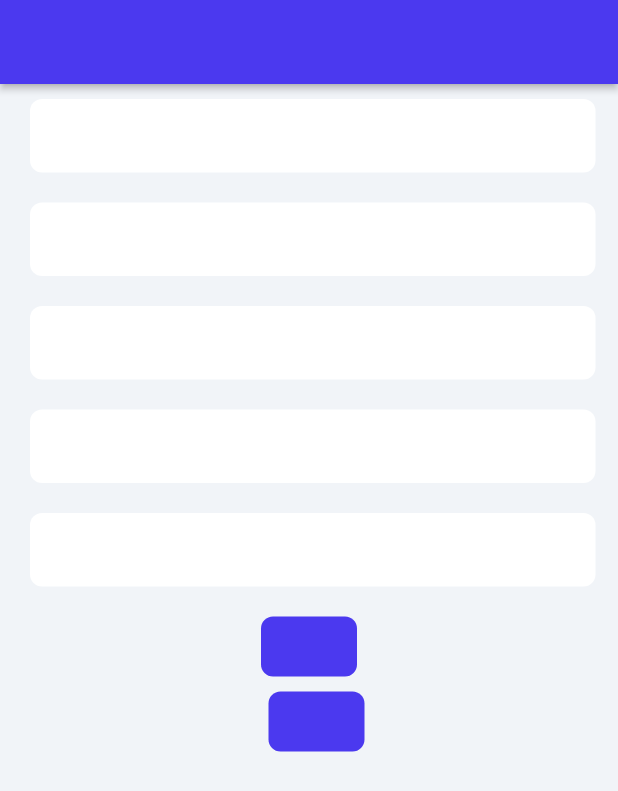
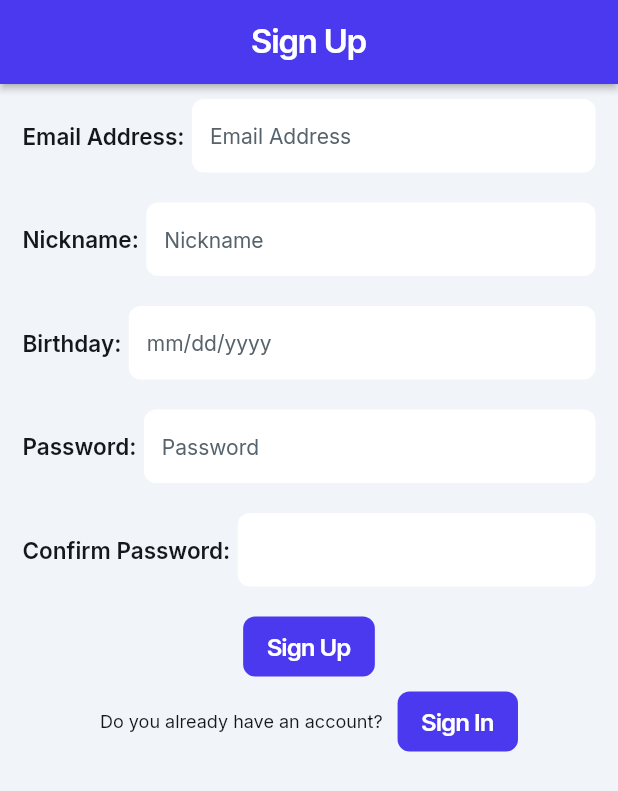
Before and after one commit to mhlebens/G5_SC703_JN_Proyecto, a Flutter app: the SignupPageWidget screen opened by its route, on a phone screen of 412 x 824 dp. Shown: the top 791 px of the screen. Run offline on Flutter 3.47's test engine with Material 3 defaults, Android fonts, the phone set to English and light mode, and no system bars; drawn by our look-alikes of auto_size_text; our stand-ins replace cloud_firestore, dropdown_button2, equatable, firebase_auth, firebase_core, font_awesome_flutter and 10 more; missing offline and left inert: encrypt, json_path, mime_type; accounts and stored records are empty.

Commit message:
Le hice unos cambios en el SignUp page

```diff
--- a/lib/flutter_flow/internationalization.dart
+++ b/lib/flutter_flow/internationalization.dart
@@ -147,75 +147,75 @@ final kTranslationsMap = <Map<String, Map<String, String>>>[
   // SignupPage
   {
     'dfd1xovg': {
-      'es': 'Email Address:',
-      'en': '',
+      'es': 'Correo Electrónico:',
+      'en': 'Email Address:',
     },
     'spgedsmy': {
-      'es': 'Email Address',
-      'en': '',
+      'es': 'Correo Electrónico',
+      'en': 'Email Address',
     },
     'qosu3v3v': {
-      'es': 'Nickname:',
-      'en': '',
+      'es': 'Apodo:',
+      'en': 'Nickname:',
     },
     'kd7q5mbl': {
-      'es': 'Nickname',
-      'en': '',
+      'es': 'Apodo',
+      'en': 'Nickname',
     },
     'oe5px983': {
-      'es': 'Birthday:',
-      'en': '',
+      'es': 'Fecha Nacimiento:',
+      'en': 'Birthday:',
     },
     'n2wx762i': {
       'es': 'mm/dd/yyyy',
-      'en': '',
+      'en': 'mm/dd/yyyy',
     },
     'fehml6yb': {
-      'es': 'Password:',
-      'en': '',
+      'es': 'Contraseña:',
+      'en': 'Password:',
     },
     'su9rl1op': {
-      'es': 'Password',
-      'en': '',
+      'es': 'Contraseña',
+      'en': 'Password',
     },
     'u8xysqrh': {
-      'es': 'Confirm Password:',
-      'en': '',
+      'es': 'Confirmar Contraseña:',
+      'en': 'Confirm Password:',
     },
-    '8ebn7s1x': {
-      'es': 'Confirm Password',
+    '8nhau7xp': {
+      'es': 'Confirmar Contraseña',
       'en': '',
     },
     'a8s9ap5s': {
-      'es': 'Sign Up',
-      'en': '',
+      'es': 'Registrar',
+      'en': 'Sign Up',
     },
     'nveey1ei': {
-      'es': 'Do you already have an account?',
-      'en': '',
+      'es': '¿Ya tienes una cuenta?',
+      'en': 'Do you already have an account?',
     },
     'r6rnbe99': {
-      'es': 'Sign In',
-      'en': '',
+      'es': 'Iniciar Sesión',
+      'en': 'Sign In',
     },
     'l6ns4b0t': {
-      'es': 'Sign up',
-      'en': '',
+      'es': 'Registrarse',
+      'en': 'Sign Up',
     },
     'bqnsaige': {
       'es': 'Home',
-      'en': '',
+      'en': 'Home',
     },
   },
   // HomePage
   {
     '401bi2um': {
       'es': 'Page Title',
-      'en': '',
+      'en': 'Page Title',
     },
     'jfztf6ry': {
       'es': 'Home',
-      'en': '',
+      'en': 'Home',
     },
   },
   // ReservaCanchaPage
@@ -226,67 +226,67 @@ final kTranslationsMap = <Map<String, Map<String, String>>>[
     },
     '0vjcmjce': {
       'es': 'Select...',
-      'en': '',
+      'en': 'Select...',
     },
     'jxm2w6bm': {
       'es': 'Search...',
-      'en': '',
+      'en': 'Search...',
     },
     'h3oemlo0': {
       'es': '08:00 AM',
-      'en': '',
+      'en': '08:00 AM',
     },
     'aimph3to': {
       'es': '09:00 AM',
-      'en': '',
+      'en': '09:00 AM',
     },
     'ppwspc54': {
       'es': '10:00 AM',
-      'en': '',
+      'en': '10:00 AM',
     },
     'a3o02afl': {
       'es': 'Select...',
-      'en': '',
+      'en': 'Select...',
     },
     '4q2uy5ex': {
       'es': 'Search...',
-      'en': '',
+      'en': 'Search...',
     },
     'h524yv8o': {
       'es': 'Cancha de Fulbol 1',
-      'en': '',
+      'en': 'Soccer Field 1',
     },
     'xx3cuxdt': {
       'es': 'Cancha de Fulbol 2',
-      'en': '',
+      'en': 'Soccer Field 2',
     },
     'pl8op1nu': {
       'es': 'Cancha de Basketball 3',
-      'en': '',
+      'en': 'Basketball Court 3',
     },
     'u3i11175': {
       'es': 'Selecciona implementos deportivos',
-      'en': '',
+      'en': 'Select sports equipment',
     },
     '5jj5tti7': {
       'es': 'Balón de fútbol',
-      'en': '',
+      'en': 'Soccer ball',
     },
     'z86m6i4i': {
       'es': 'Balón de basquetball\n',
-      'en': '',
+      'en': 'Basketball',
     },
     'pf3brk9r': {
       'es': 'Reservar',
-      'en': '',
+      'en': 'Reserve',
     },
     '8l9fedx8': {
       'es': 'Reserva de Canchas',
-      'en': 'Recover Password',
+      'en': 'Court Reservation',
     },
     'dqs42ah2': {
       'es': 'Home',
-      'en': '',
+      'en': 'Home',
     },
   },
   // SignIn
@@ -297,7 +297,7 @@ final kTranslationsMap = <Map<String, Map<String, String>>>[
     },
     'ueeyayiu': {
       'es': 'Correo Electrónico',
-      'en': '',
+      'en': 'Email',
     },
     '7zfh4e4o': {
       'es': 'Contraseña',
@@ -309,19 +309,19 @@ final kTranslationsMap = <Map<String, Map<String, String>>>[
     },
     '6t144ncf': {
       'es': 'Iniciar Sesión',
-      'en': 'SignIn',
+      'en': 'Login',
     },
     'nuztd9am': {
       'es': 'No tienes cuenta todavia?',
-      'en': 'Don\'t you have an account yet?',
+      'en': 'Don\'t have an account yet?',
     },
     'pdjw48cq': {
       'es': 'Registrarte',
-      'en': 'Signup',
+      'en': 'Register',
     },
     'gea4whqa': {
       'es': 'Olvidaste la contraseña?',
-      'en': 'Do you forget the password?',
+      'en': 'Forgot your password?',
     },
     'mtw8uf0y': {
       'es': 'Nueva Contraseña',
@@ -329,11 +329,11 @@ final kTranslationsMap = <Map<String, Map<String, String>>>[
     },
     'z6cfljwf': {
       'es': 'Iniciar sesión',
-      'en': 'Recover Password',
+      'en': 'Login',
     },
     'vjxa2za5': {
       'es': 'Home',
-      'en': '',
+      'en': 'Home',
     },
   },
   // ResetPassword
@@ -348,7 +348,7 @@ final kTranslationsMap = <Map<String, Map<String, String>>>[
     },
     'tbw6846f': {
       'es': 'Enviar correo de recuperación',
-      'en': 'Send recovery email ',
+      'en': 'Send recovery email',
     },
     'ymky6iep': {
       'es': 'Recuperar Contraseña',
@@ -356,29 +356,29 @@ final kTranslationsMap = <Map<String, Map<String, String>>>[
     },
     'iqu6hoyz': {
       'es': 'Home',
-      'en': '',
+      'en': 'Home',
     },
   },
   // ReservasReali
   {
     'w67neuji': {
       'es': 'Reservas Realizadas',
-      'en': 'Recover Password',
+      'en': 'Reservations Made',
     },
     '4ddaxpxm': {
       'es': 'Home',
-      'en': '',
+      'en': 'Home',
     },
   },
   // MisReservasPage
   {
     'w0ulhm7d': {
       'es': 'Mis Reservas',
-      'en': 'Recover Password',
+      'en': 'Court Reservation',
     },
     'ss1ptnxe': {
       'es': 'Home',
-      'en': '',
+      'en': 'Home',
     },
   },
   // Miscellaneous
--- a/lib/flutter_flow/nav/nav.dart
+++ b/lib/flutter_flow/nav/nav.dart
@@ -76,14 +76,13 @@ GoRouter createRouter(AppStateNotifier appStateNotifier) => GoRouter(
       refreshListenable: appStateNotifier,
       navigatorKey: appNavigatorKey,
       errorBuilder: (context, state) =>
-          appStateNotifier.loggedIn ? SignInWidget() : ResetPasswordWidget(),
+          appStateNotifier.loggedIn ? SignInWidget() : HomePageWidget(),
       routes: [
         FFRoute(
           name: '_initialize',
           path: '/',
-          builder: (context, _) => appStateNotifier.loggedIn
-              ? SignInWidget()
-              : ResetPasswordWidget(),
+          builder: (context, _) =>
+              appStateNotifier.loggedIn ? SignInWidget() : HomePageWidget(),
         ),
         FFRoute(
           name: SignupPageWidget.routeName,
@@ -289,7 +288,7 @@ class FFRoute {
 
           if (requireAuth && !appStateNotifier.loggedIn) {
             appStateNotifier.setRedirectLocationIfUnset(state.uri.toString());
-            return '/resetPassword';
+            return '/homePage';
           }
           return null;
         },
--- a/lib/index.dart
+++ b/lib/index.dart
@@ -1,12 +1,10 @@
 // Export pages
 export '/pages/signup_page/signup_page_widget.dart' show SignupPageWidget;
 export '/pages/home_page/home_page_widget.dart' show HomePageWidget;
-export '/pages/reserva_cancha_page/reserva_cancha_page_widget.dart'
+export '/reserva_cancha_page/reserva_cancha_page_widget.dart'
     show ReservaCanchaPageWidget;
 export '/pages/sign_in/sign_in_widget.dart' show SignInWidget;
-export '/pages/reset_password/reset_password_widget.dart'
-    show ResetPasswordWidget;
-export '/pages/reservas_reali/reservas_reali_widget.dart'
-    show ReservasRealiWidget;
-export '/pages/mis_reservas_page/mis_reservas_page_widget.dart'
+export '/reset_password/reset_password_widget.dart' show ResetPasswordWidget;
+export '/reservas_reali/reservas_reali_widget.dart' show ReservasRealiWidget;
+export '/mis_reservas_page/mis_reservas_page_widget.dart'
     show MisReservasPageWidget;
--- a/lib/pages/signup_page/signup_page_widget.dart
+++ b/lib/pages/signup_page/signup_page_widget.dart
@@ -70,7 +70,7 @@ class _SignupPageWidgetState extends State<SignupPageWidget> {
             alignment: AlignmentDirectional(0.0, 0.0),
             child: Text(
               FFLocalizations.of(context).getText(
-                'l6ns4b0t' /* Sign up */,
+                'l6ns4b0t' /* Registrarse */,
               ),
               textAlign: TextAlign.center,
               style: FlutterFlowTheme.of(context).headlineMedium.override(
@@ -107,7 +107,7 @@ class _SignupPageWidgetState extends State<SignupPageWidget> {
                   children: [
                     Text(
                       FFLocalizations.of(context).getText(
-                        'dfd1xovg' /* Email Address: */,
+                        'dfd1xovg' /* Correo Electrónico: */,
                       ),
                       style: FlutterFlowTheme.of(context).bodyMedium.override(
                             font: GoogleFonts.inter(
@@ -155,7 +155,7 @@ class _SignupPageWidgetState extends State<SignupPageWidget> {
                                       .fontStyle,
                                 ),
                             hintText: FFLocalizations.of(context).getText(
-                              'spgedsmy' /* Email Address */,
+                              'spgedsmy' /* Correo Electrónico */,
                             ),
                             hintStyle: FlutterFlowTheme.of(context)
                                 .labelMedium
@@ -242,7 +242,7 @@ class _SignupPageWidgetState extends State<SignupPageWidget> {
                   children: [
                     Text(
                       FFLocalizations.of(context).getText(
-                        'qosu3v3v' /* Nickname: */,
+                        'qosu3v3v' /* Apodo: */,
                       ),
                       style: FlutterFlowTheme.of(context).bodyMedium.override(
                             font: GoogleFonts.inter(
@@ -290,7 +290,7 @@ class _SignupPageWidgetState extends State<SignupPageWidget> {
                                       .fontStyle,
                                 ),
                             hintText: FFLocalizations.of(context).getText(
-                              'kd7q5mbl' /* Nickname */,
+                              'kd7q5mbl' /* Apodo */,
                             ),
                             hintStyle: FlutterFlowTheme.of(context)
                                 .labelMedium
@@ -377,7 +377,7 @@ class _SignupPageWidgetState extends State<SignupPageWidget> {
                   children: [
                     Text(
                       FFLocalizations.of(context).getText(
-                        'oe5px983' /* Birthday: */,
+                        'oe5px983' /* Fecha Nacimiento: */,
                       ),
                       style: FlutterFlowTheme.of(context).bodyMedium.override(
                             font: GoogleFonts.inter(
@@ -512,7 +512,7 @@ class _SignupPageWidgetState extends State<SignupPageWidget> {
                   children: [
                     Text(
                       FFLocalizations.of(context).getText(
-                        'fehml6yb' /* Password: */,
+                        'fehml6yb' /* Contraseña: */,
                       ),
                       style: FlutterFlowTheme.of(context).bodyMedium.override(
                             font: GoogleFonts.inter(
@@ -560,7 +560,7 @@ class _SignupPageWidgetState extends State<SignupPageWidget> {
                                       .fontStyle,
                                 ),
                             hintText: FFLocalizations.of(context).getText(
-                              'su9rl1op' /* Password */,
+                              'su9rl1op' /* Contraseña */,
                             ),
                             hintStyle: FlutterFlowTheme.of(context)
                                 .labelMedium
@@ -647,7 +647,7 @@ class _SignupPageWidgetState extends State<SignupPageWidget> {
                   children: [
                     Text(
                       FFLocalizations.of(context).getText(
-                        'u8xysqrh' /* Confirm Password: */,
+                        'u8xysqrh' /* Confirmar Contraseña: */,
                       ),
                       style: FlutterFlowTheme.of(context).bodyMedium.override(
                             font: GoogleFonts.inter(
@@ -695,7 +695,7 @@ class _SignupPageWidgetState extends State<SignupPageWidget> {
                                       .fontStyle,
                                 ),
                             hintText: FFLocalizations.of(context).getText(
-                              '8ebn7s1x' /* Confirm Password */,
+                              '8nhau7xp' /* Confirmar Contraseña */,
                             ),
                             hintStyle: FlutterFlowTheme.of(context)
                                 .labelMedium
@@ -825,6 +825,10 @@ class _SignupPageWidgetState extends State<SignupPageWidget> {
                             ),
                           }, usersRecordReference);
                           if (_model.result?.reference != null) {
+                            _model.apiResult = await CreateJWTCall.call(
+                              nickname: _model.result?.nickname,
+                            );
+
                             ScaffoldMessenger.of(context).showSnackBar(
                               SnackBar(
                                 content: Text(
@@ -839,9 +843,8 @@ class _SignupPageWidgetState extends State<SignupPageWidget> {
                                     FlutterFlowTheme.of(context).secondary,
                               ),
                             );
-                            _model.apiResult = await CreateJWTCall.call(
-                              nickname: _model.result?.nickname,
-                            );
+
+                            context.goNamed(HomePageWidget.routeName);
                           } else {
                             ScaffoldMessenger.of(context).showSnackBar(
                               SnackBar(
@@ -879,7 +882,7 @@ class _SignupPageWidgetState extends State<SignupPageWidget> {
                         safeSetState(() {});
                       },
                       text: FFLocalizations.of(context).getText(
-                        'a8s9ap5s' /* Sign Up */,
+                        'a8s9ap5s' /* Registrar */,
                       ),
                       options: FFButtonOptions(
                         height: 40.0,
@@ -920,7 +923,7 @@ class _SignupPageWidgetState extends State<SignupPageWidget> {
                 children: [
                   Text(
                     FFLocalizations.of(context).getText(
-                      'nveey1ei' /* Do you already have an account... */,
+                      'nveey1ei' /* ¿Ya tienes una cuenta? */,
                     ),
                     style: FlutterFlowTheme.of(context).bodyMedium.override(
                           font: GoogleFonts.inter(
@@ -944,7 +947,7 @@ class _SignupPageWidgetState extends State<SignupPageWidget> {
                       context.pushNamed(SignInWidget.routeName);
                     },
                     text: FFLocalizations.of(context).getText(
-                      'r6rnbe99' /* Sign In */,
+                      'r6rnbe99' /* Iniciar Sesión */,
                     ),
                     options: FFButtonOptions(
                       height: 40.0,
```
Also changed, not shown: lib/mis_reservas_page/mis_reservas_page_model.dart (renamed from lib/pages/mis_reservas_page/mis_reservas_page_model.dart), lib/mis_reservas_page/mis_reservas_page_widget.dart (renamed from lib/pages/mis_reservas_page/mis_reservas_page_widget.dart), lib/reserva_cancha_page/reserva_cancha_page_model.dart (renamed from lib/pages/reserva_cancha_page/reserva_cancha_page_model.dart), lib/reserva_cancha_page/reserva_cancha_page_widget.dart (renamed from lib/pages/reserva_cancha_page/reserva_cancha_page_widget.dart), lib/reservas_reali/reservas_reali_model.dart (renamed from lib/pages/reservas_reali/reservas_reali_model.dart), lib/reservas_reali/reservas_reali_widget.dart (renamed from lib/pages/reservas_reali/reservas_reali_widget.dart), lib/reset_password/reset_password_model.dart (renamed from lib/pages/reset_password/reset_password_model.dart), lib/reset_password/reset_password_widget.dart (renamed from lib/pages/reset_password/reset_password_widget.dart), 1 other file.
